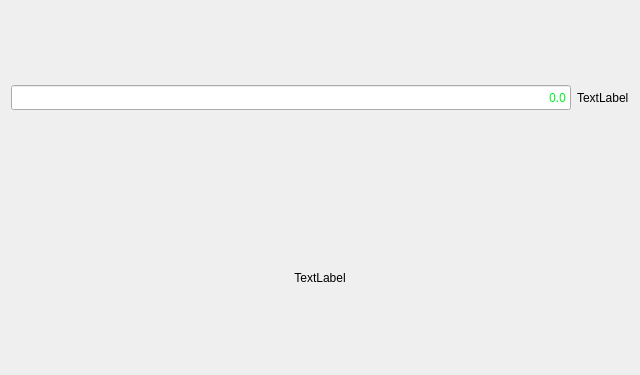
Old version of the form epyq/widgets/epc.ui in the repository epcpower/st.
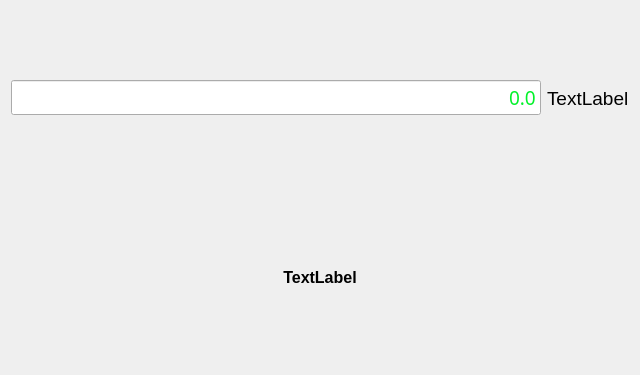
New version of the form.

Commit message:
Increase font sizes for Epc widget
Ref T121

```diff
--- a/epyq/widgets/epc.ui
+++ b/epyq/widgets/epc.ui
@@ -60,6 +60,9 @@
          <property name="font">
           <font>
            <family>TlwgTypewriter</family>
+           <pointsize>14</pointsize>
+           <weight>50</weight>
+           <bold>false</bold>
           </font>
          </property>
          <property name="text">
@@ -75,6 +78,11 @@
        </item>
        <item>
         <widget class="QLabel" name="units">
+         <property name="font">
+          <font>
+           <pointsize>14</pointsize>
+          </font>
+         </property>
          <property name="text">
           <string>TextLabel</string>
          </property>
@@ -84,6 +92,13 @@
      </item>
      <item>
       <widget class="QLabel" name="label">
+       <property name="font">
+        <font>
+         <pointsize>12</pointsize>
+         <weight>75</weight>
+         <bold>true</bold>
+        </font>
+       </property>
        <property name="text">
         <string>TextLabel</string>
        </property>
```
Left out of the diff: 9 changed lines with no effect on the pictures.
